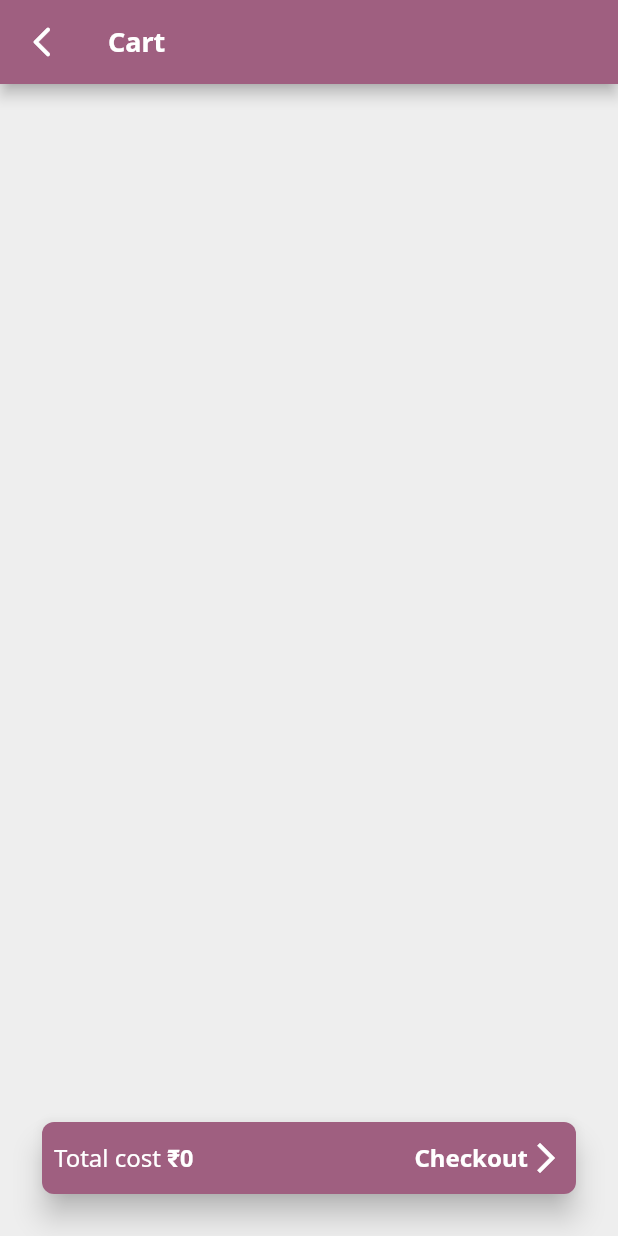
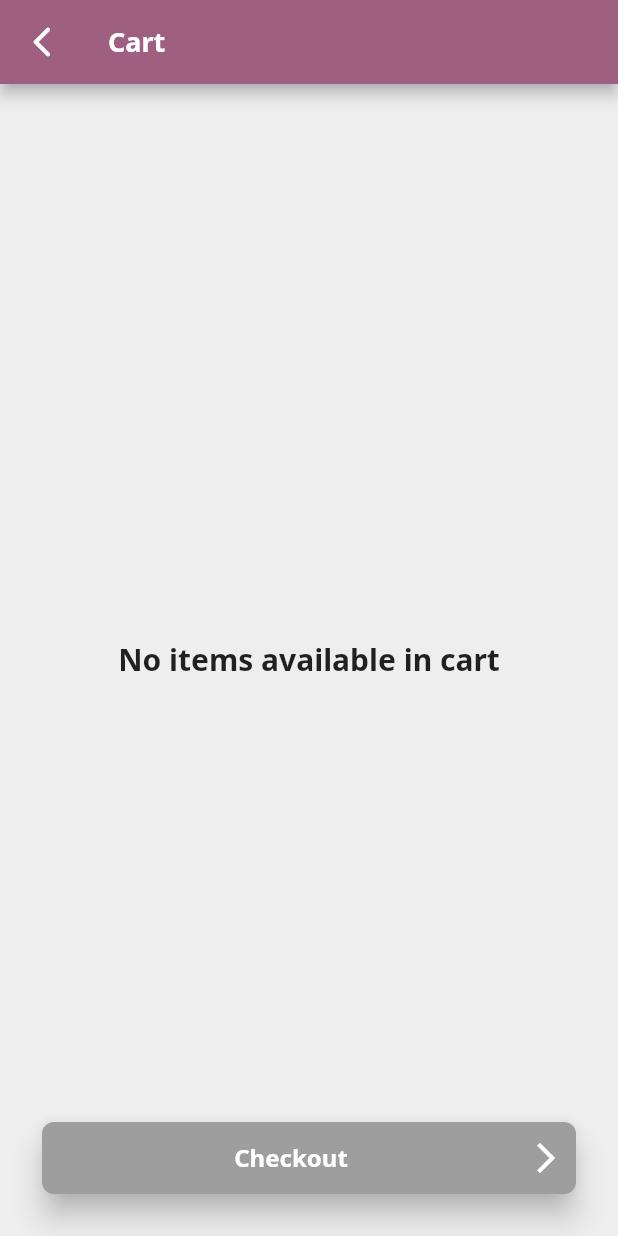
Before and after one commit to Chinmay-KB/demokart, a Flutter app: the CartView screen opened by its route, on a phone screen of 412 x 824 dp. Run offline on Flutter 3.47's test engine with Material 2 defaults, Android fonts, the phone set to English and light mode, and no system bars; our stand-ins replace cached_network_image, carousel_slider, cloud_firestore, firebase_auth, firebase_core, google_fonts and 5 more; accounts and stored records are empty.

Commit message:
feat: handled empty cart case

```diff
--- a/lib/screens/cart/cart_view.dart
+++ b/lib/screens/cart/cart_view.dart
@@ -32,6 +32,14 @@ class CartView extends StatelessWidget {
               ? const LoadingWidget()
               : Stack(
                   children: [
+                    if (model.isCartEmpty)
+                      Center(
+                        child: Text(
+                          'No items available in cart',
+                          style: TEXT_PRODUCT_DETAIL_TITLE,
+                        ),
+                      )
+                    else
                       ListView.builder(
                         shrinkWrap: true,
                         itemCount: model.cartItems.length,
@@ -47,12 +55,18 @@ class CartView extends StatelessWidget {
                         child: Padding(
                           padding: const EdgeInsets.all(12.0),
                           child: GestureDetector(
-                            onTap: model.navigateToCheckout,
+                            onTap: () {
+                              if (!model.isCartEmpty) {
+                                model.navigateToCheckout();
+                              }
+                            },
                             child: Card(
                               elevation: 8,
                               shape: RoundedRectangleBorder(
                                   borderRadius: BorderRadius.circular(8)),
-                              color: Theme.of(context).accentColor,
+                              color: model.isCartEmpty
+                                  ? Colors.grey
+                                  : Theme.of(context).accentColor,
                               child: Padding(
                                 padding: const EdgeInsets.symmetric(
                                     vertical: 12, horizontal: 8),
@@ -60,12 +74,16 @@ class CartView extends StatelessWidget {
                                   mainAxisAlignment:
                                       MainAxisAlignment.spaceBetween,
                                   children: [
+                                    if (model.isCartEmpty)
+                                      const SizedBox()
+                                    else
                                       RichText(
                                         text: TextSpan(
                                           text: 'Total cost ',
                                           style:
                                               TEXT_HORIZONTAL_LIST_CARD_NAME_STYLE
-                                                .copyWith(color: Colors.white),
+                                                  .copyWith(
+                                                      color: Colors.white),
                                           children: <TextSpan>[
                                             TextSpan(
                                               text: '₹${model.totalCost}',
@@ -75,7 +93,7 @@ class CartView extends StatelessWidget {
                                           ],
                                         ),
                                       ),
-                                    Spacer(),
+                                    if (!model.isCartEmpty) Spacer(),
                                     Text(
                                       'Checkout',
                                       style:
--- a/lib/screens/cart/cart_viewmodel.dart
+++ b/lib/screens/cart/cart_viewmodel.dart
@@ -16,6 +16,7 @@ class CartViewModel extends BaseViewModel {
 
   List<Product> cartItems = [];
   late int totalCost = 0;
+  late bool isCartEmpty;
   late User? _user;
   Future<void> init() async {
     setBusy(true);
@@ -24,6 +25,7 @@ class CartViewModel extends BaseViewModel {
     _user = await _authService.getUser();
     final _cartItemsId =
         (await _firestoreService.getUserData(uid: _user!.uid)).data()!.cart;
+    isCartEmpty = _cartItemsId.length == 0;
     _cartItemsId.forEach((element) async {
       final _individualProduct =
           await _firestoreService.getSingleProduct(element);
```
Also changed, not shown: lib/widgets/carousel_card.dart (+9 -5 lines). Lines whose indentation alone changed are shown as unchanged.
